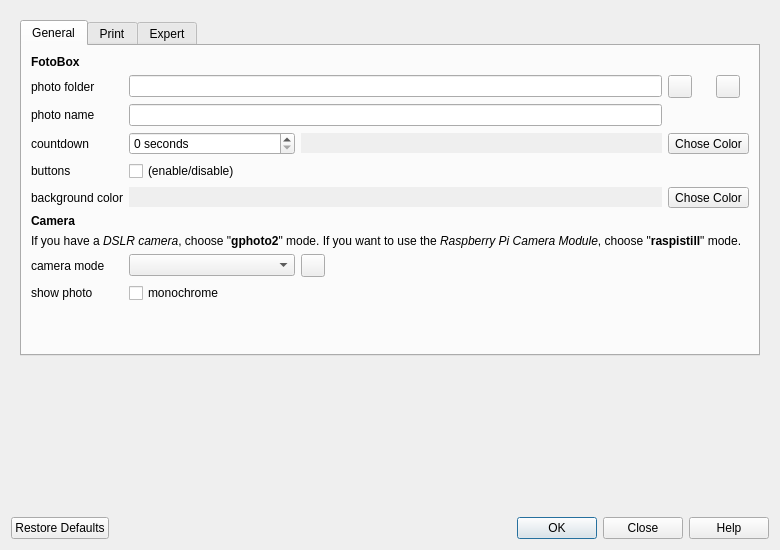
This is forms/preferences.ui in tomikais/fotobox as Qt 5 draws it before an edit. The edited form follows.
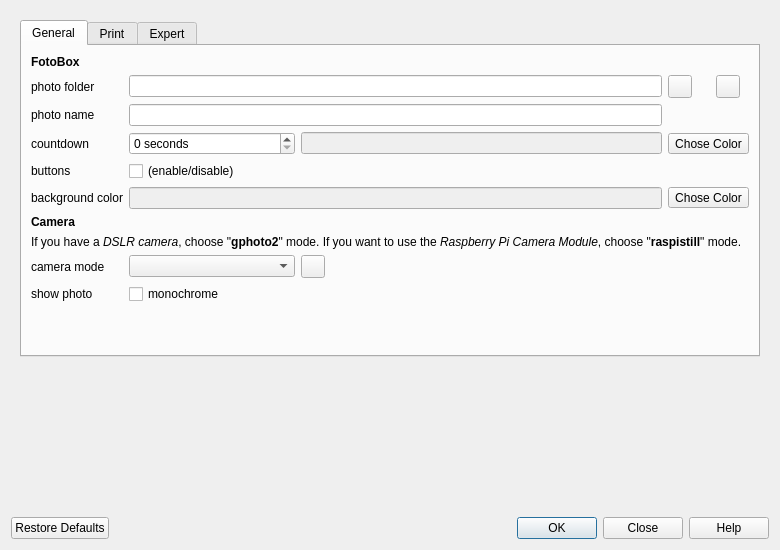
This is the edited form.

Commit message: add frame to color preview

```diff
--- a/forms/preferences.ui
+++ b/forms/preferences.ui
@@ -198,9 +198,6 @@
                <property name="focusPolicy">
                 <enum>Qt::NoFocus</enum>
                </property>
-               <property name="frame">
-                <bool>false</bool>
-               </property>
                <property name="alignment">
                 <set>Qt::AlignCenter</set>
                </property>
@@ -240,9 +237,6 @@
                <property name="focusPolicy">
                 <enum>Qt::NoFocus</enum>
                </property>
-               <property name="frame">
-                <bool>false</bool>
-               </property>
                <property name="alignment">
                 <set>Qt::AlignCenter</set>
                </property>
```
